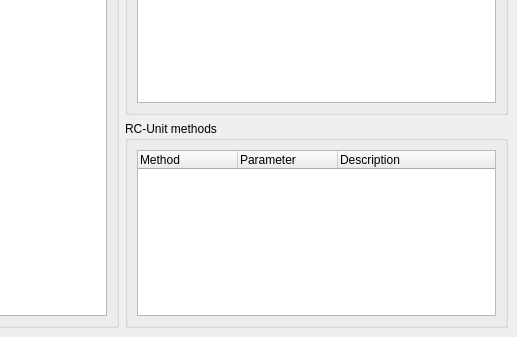
First picture: the form in modules/automation/projects/HilecGui/src/scratch/ScratchWidget.ui, repository OFFIS-Automation/Framework, before the edit; both pictures show x 273 to 790 and y 100 to 437 of the 790 by 437 pixel window.
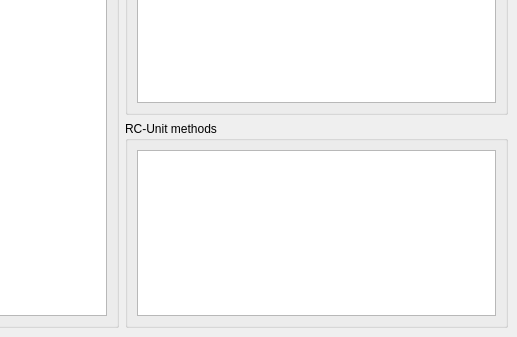
Second picture: the form after the edit.

Commit message: Scratch: Added rc unit methods

Diff of the .ui file:
```diff
--- a/modules/automation/projects/HilecGui/src/scratch/ScratchWidget.ui
+++ b/modules/automation/projects/HilecGui/src/scratch/ScratchWidget.ui
@@ -59,34 +59,10 @@
         </property>
         <layout class="QVBoxLayout" name="verticalLayout_2">
          <item>
-          <widget class="QTreeWidget" name="treeWidget">
-           <property name="showDropIndicator" stdset="0">
-            <bool>false</bool>
-           </property>
-           <property name="dragEnabled">
+          <widget class="QGraphicsView" name="rcUnitView">
+           <property name="acceptDrops">
             <bool>true</bool>
            </property>
-           <property name="dragDropMode">
-            <enum>QAbstractItemView::DragOnly</enum>
-           </property>
-           <property name="expandsOnDoubleClick">
-            <bool>false</bool>
-           </property>
-           <column>
-            <property name="text">
-             <string>Method</string>
-            </property>
-           </column>
-           <column>
-            <property name="text">
-             <string>Parameter</string>
-            </property>
-           </column>
-           <column>
-            <property name="text">
-             <string>Description</string>
-            </property>
-           </column>
           </widget>
          </item>
         </layout>
```
The commit also changes 2 other files.
